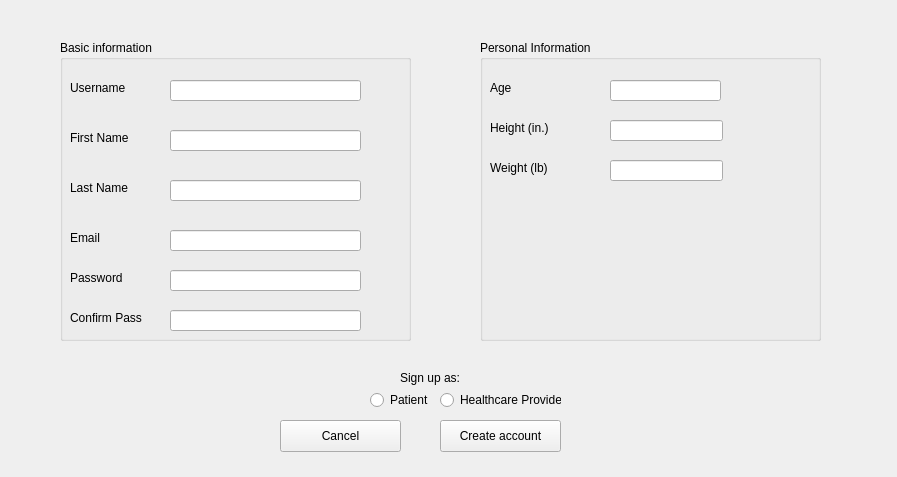
First picture: the form in ui_files/sign_up.ui, repository MatijaPuca/Alzheimer-s-Disease, before the edit.
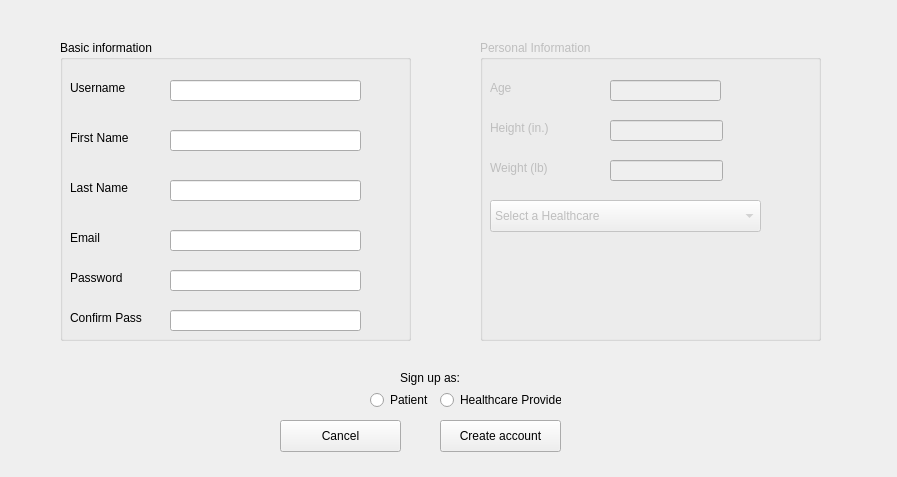
Second picture: the form after the edit.

```diff
--- a/ui_files/sign_up.ui
+++ b/ui_files/sign_up.ui
@@ -168,6 +168,9 @@
    </widget>
   </widget>
   <widget class="QGroupBox" name="groupBox_2">
+   <property name="enabled">
+    <bool>false</bool>
+   </property>
    <property name="geometry">
     <rect>
      <x>480</x>
@@ -248,6 +251,24 @@
      <string>Weight (lb)</string>
     </property>
    </widget>
+   <widget class="QComboBox" name="healthcareDropdown">
+    <property name="geometry">
+     <rect>
+      <x>10</x>
+      <y>160</y>
+      <width>271</width>
+      <height>32</height>
+     </rect>
+    </property>
+    <property name="currentText">
+     <string>Select a Healthcare</string>
+    </property>
+    <item>
+     <property name="text">
+      <string>Select a Healthcare</string>
+     </property>
+    </item>
+   </widget>
   </widget>
   <widget class="QPushButton" name="createAccountButton">
    <property name="geometry">
```
Left out of the diff: 2 changed lines with no effect on the pictures.
